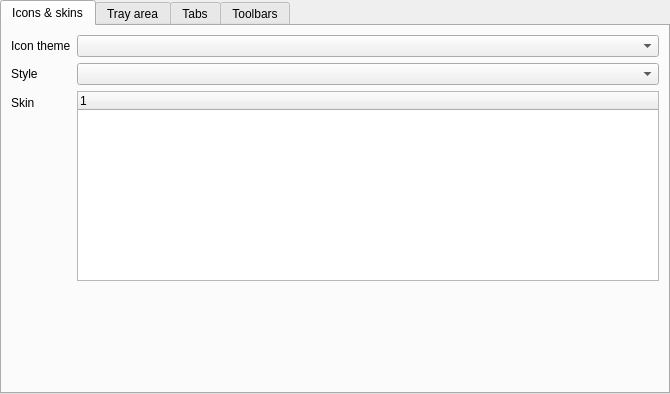
Before: the Qt Designer form src/librssguard/gui/settings/settingsgui.ui in martinrotter/rssguard, drawn with Qt 5.
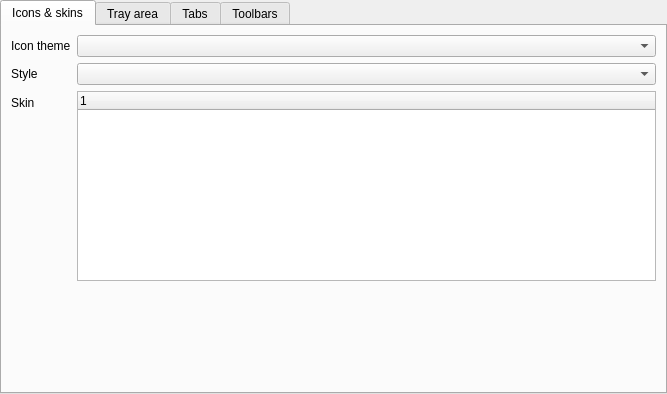
After: the same form once the commit is applied. Custom widgets are drawn as their Qt base class.

The edit to the form file:
```diff
--- a/src/librssguard/gui/settings/settingsgui.ui
+++ b/src/librssguard/gui/settings/settingsgui.ui
@@ -6,10 +6,16 @@
    <rect>
     <x>0</x>
     <y>0</y>
-    <width>670</width>
+    <width>667</width>
     <height>394</height>
    </rect>
   </property>
+  <property name="sizePolicy">
+   <sizepolicy hsizetype="Expanding" vsizetype="Expanding">
+    <horstretch>0</horstretch>
+    <verstretch>0</verstretch>
+   </sizepolicy>
+  </property>
   <layout class="QHBoxLayout" name="horizontalLayout">
    <property name="leftMargin">
     <number>0</number>
@@ -71,12 +77,6 @@
        </item>
        <item row="2" column="1">
         <widget class="QTreeWidget" name="m_treeSkins">
-         <property name="sizePolicy">
-          <sizepolicy hsizetype="Expanding" vsizetype="Expanding">
-           <horstretch>0</horstretch>
-           <verstretch>0</verstretch>
-          </sizepolicy>
-         </property>
          <property name="indentation">
           <number>0</number>
          </property>
```
